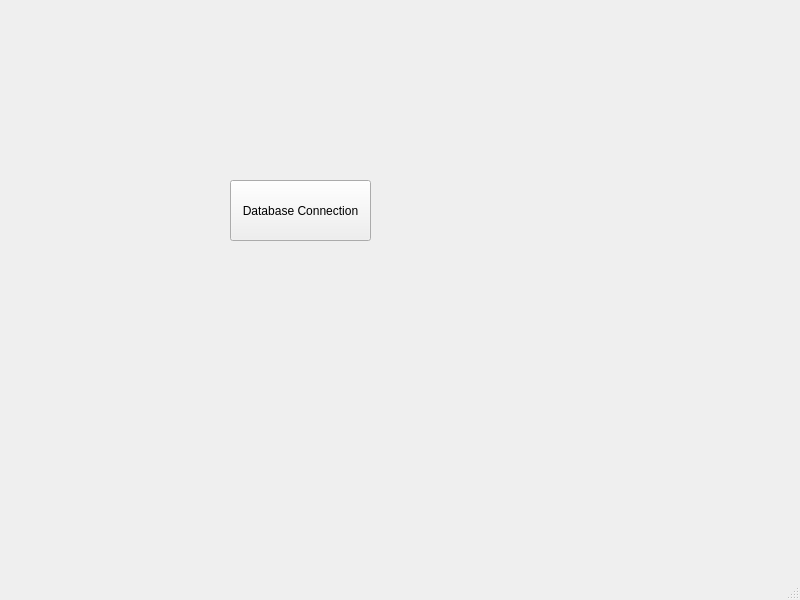
HoussemHfasa/-Wer-wird-Millionear, file Wer_wird_millionear1/mainwindow.ui: the form before one commit.
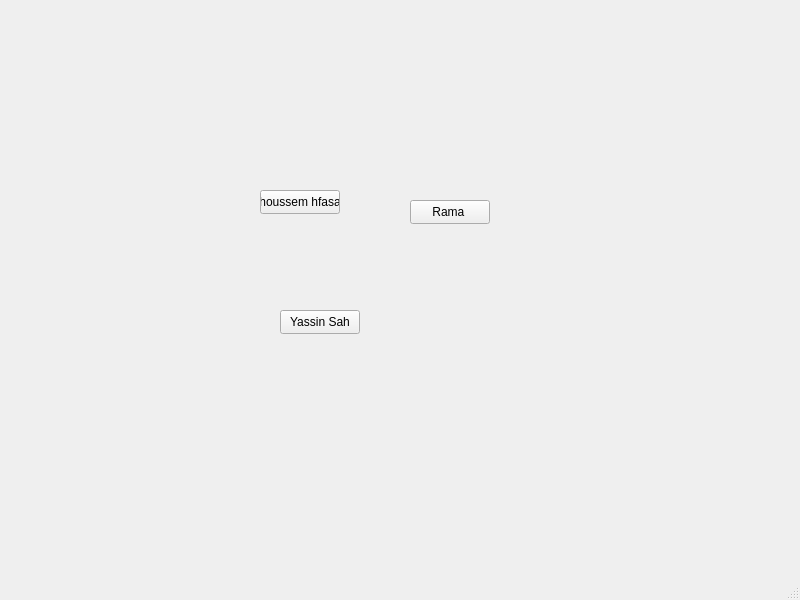
The form after the commit.

The edit to the form file:
```diff
--- a/Wer_wird_millionear1/mainwindow.ui
+++ b/Wer_wird_millionear1/mainwindow.ui
@@ -17,14 +17,40 @@
    <widget class="QPushButton" name="pushButton">
     <property name="geometry">
      <rect>
-      <x>230</x>
-      <y>180</y>
-      <width>141</width>
-      <height>61</height>
+      <x>260</x>
+      <y>190</y>
+      <width>80</width>
+      <height>24</height>
      </rect>
     </property>
     <property name="text">
-     <string>Database Connection</string>
+     <string>houssem hfasa</string>
+    </property>
+   </widget>
+   <widget class="QPushButton" name="pushButton_2">
+    <property name="geometry">
+     <rect>
+      <x>410</x>
+      <y>200</y>
+      <width>80</width>
+      <height>24</height>
+     </rect>
+    </property>
+    <property name="text">
+     <string>Rama </string>
+    </property>
+   </widget>
+   <widget class="QPushButton" name="pushButton_3">
+    <property name="geometry">
+     <rect>
+      <x>280</x>
+      <y>310</y>
+      <width>80</width>
+      <height>24</height>
+     </rect>
+    </property>
+    <property name="text">
+     <string>Yassin Sah</string>
     </property>
    </widget>
   </widget>
```
Left out of the diff: 2 changed lines with no effect on the pictures.
